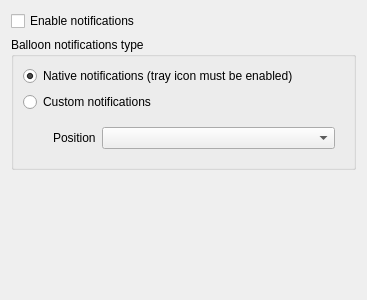
Old version of the form src/librssguard/gui/settings/settingsnotifications.ui in the repository martinrotter/rssguard.
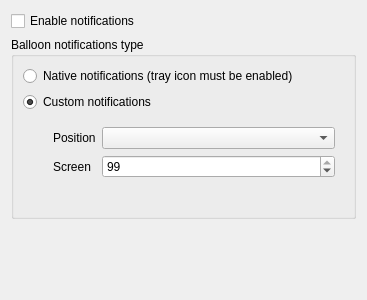
New version of the form. Custom widgets are drawn as their Qt base class.

Diff of the .ui file:
```diff
--- a/src/librssguard/gui/settings/settingsnotifications.ui
+++ b/src/librssguard/gui/settings/settingsnotifications.ui
@@ -45,9 +45,6 @@
         <property name="text">
          <string>Native notifications (tray icon must be enabled)</string>
         </property>
-        <property name="checked">
-         <bool>true</bool>
-        </property>
        </widget>
       </item>
       <item row="1" column="0" colspan="2">
@@ -55,6 +52,9 @@
         <property name="text">
          <string>Custom notifications</string>
         </property>
+        <property name="checked">
+         <bool>true</bool>
+        </property>
        </widget>
       </item>
       <item row="2" column="0" colspan="2">
@@ -76,6 +76,27 @@
          <item row="0" column="1">
           <widget class="QComboBox" name="m_cbCustomNotificationsPosition"/>
          </item>
+         <item row="1" column="1">
+          <widget class="QSpinBox" name="m_sbScreen">
+           <property name="value">
+            <number>99</number>
+           </property>
+          </widget>
+         </item>
+         <item row="1" column="0">
+          <widget class="QLabel" name="label_2">
+           <property name="text">
+            <string>Screen</string>
+           </property>
+          </widget>
+         </item>
+         <item row="2" column="1">
+          <widget class="QLabel" name="m_lblScreenInfo">
+           <property name="text">
+            <string/>
+           </property>
+          </widget>
+         </item>
         </layout>
        </widget>
       </item>
```
